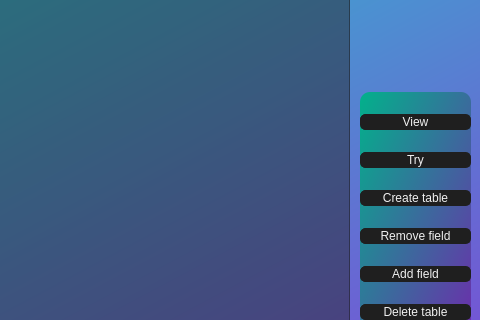
This is BTables/forms/mainWindowForm.ui in Bloody-cpp/BTables as Qt 5 draws it before an edit; both pictures show x 720 to 1200 and y 108 to 428 of the 1200 by 640 pixel window. The edited form follows.
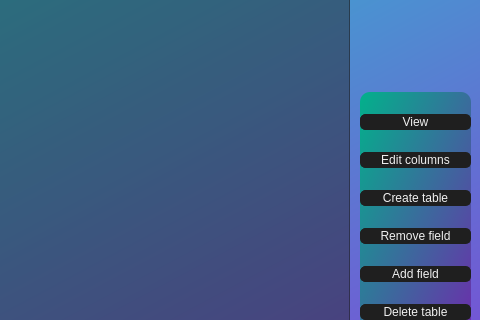
This is the edited form. Icons and pictures are not drawn.

Commit message: release of add columns button

The edit to the form file:
```diff
--- a/BTables/forms/mainWindowForm.ui
+++ b/BTables/forms/mainWindowForm.ui
@@ -170,7 +170,7 @@
         <string notr="true"/>
        </property>
        <property name="text">
-        <string>Try</string>
+        <string>Edit columns</string>
        </property>
       </widget>
      </item>
```
Left out of the diff: 2 changed lines with no effect on the pictures. The commit also changes 10 other files.
